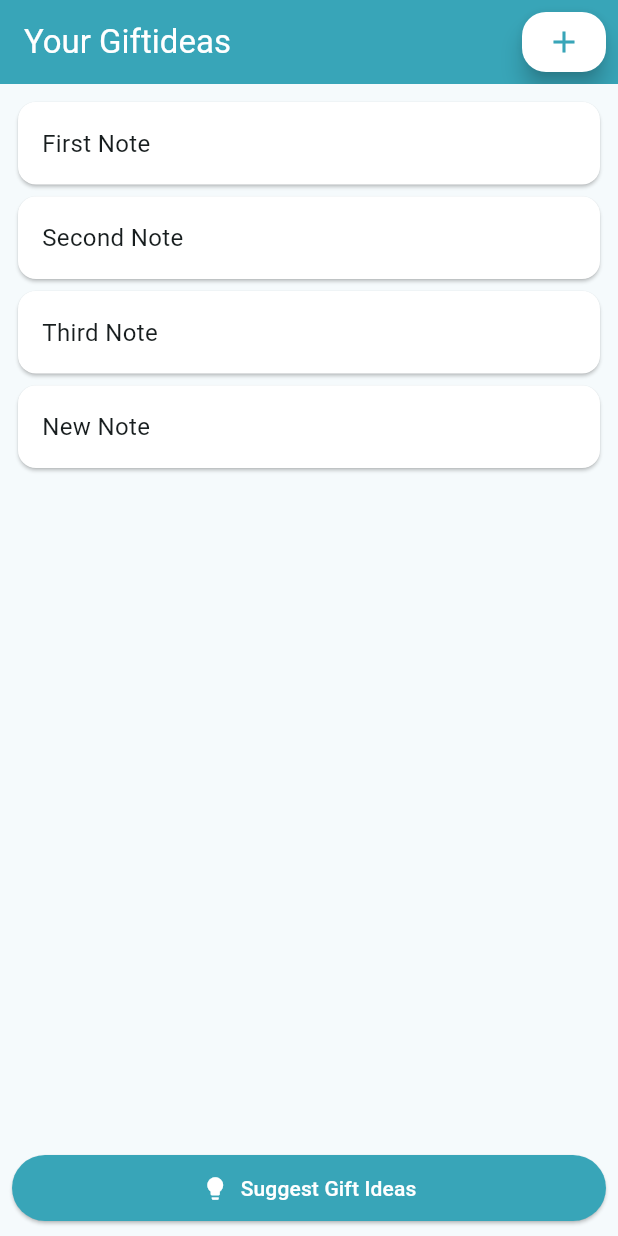
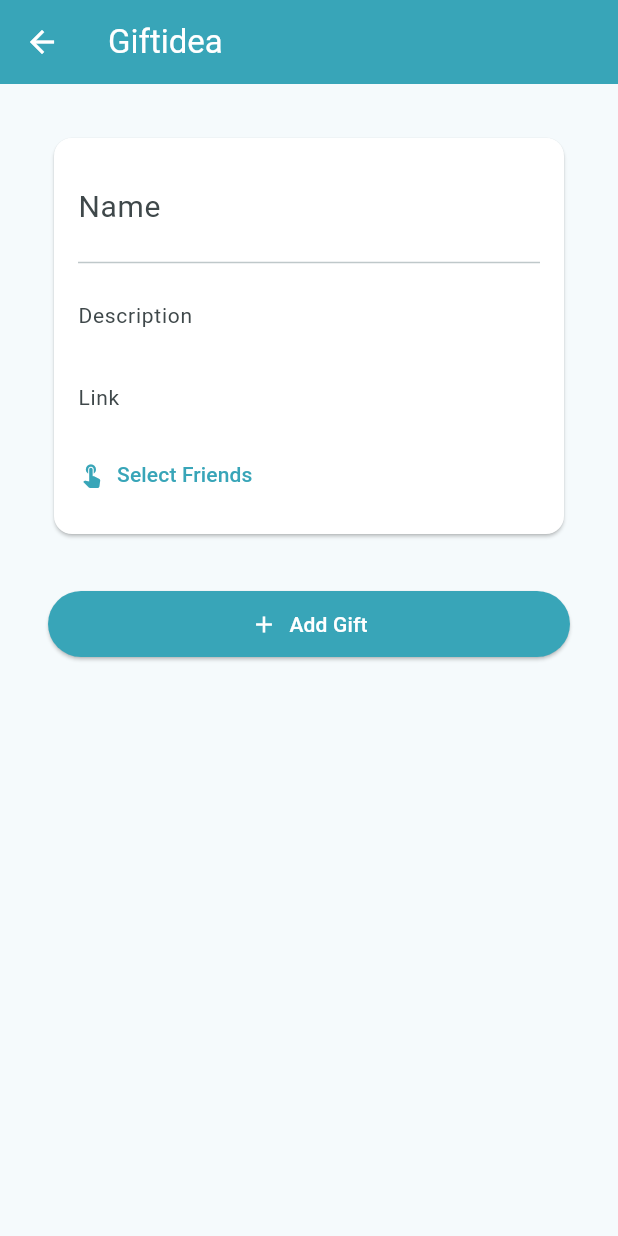
Before and after one commit to RobinKlim/birthday_planer, a Flutter app: the GiftListPage screen opened directly, after a tap on the "add" icon, on a phone screen of 412 x 824 dp. Run offline on Flutter 3.47's test engine with Material 3 defaults, Android fonts, the phone set to English and light mode, and no system bars.

Commit message:
add gift

```diff
--- a/lib/pages/gift_list_page.dart
+++ b/lib/pages/gift_list_page.dart
@@ -1,4 +1,5 @@
 import 'package:birthday_planer/pages/add_friend_page.dart';
+import 'package:birthday_planer/pages/gift_page.dart';
 import 'package:flutter/material.dart';
 import 'package:birthday_planer/widgets/friend_list_item.dart';
 import 'package:birthday_planer/models/friend.dart';
@@ -22,9 +23,10 @@ class _GiftListPageState extends State<GiftListPage> {
             padding: const EdgeInsets.all(8.0),
             child: FloatingActionButton(
               onPressed: () {
-                setState(() {
-                  notes.add('New Note');
-                });
+                Navigator.push(
+                  context,
+                  MaterialPageRoute(builder: (context) => GiftPage()),
+                );
               },
               backgroundColor: Theme.of(context).colorScheme.onPrimary,
               child:
@@ -57,7 +59,7 @@ class _GiftListPageState extends State<GiftListPage> {
               ),
               ElevatedButton(
                 onPressed: () {
-                  print('Friend added');
+                  print('Gift added');
                 },
                 child: SizedBox(
                   width: double.infinity,
--- /dev/null
+++ b/lib/pages/gift_page.dart
@@ -0,0 +1,157 @@
+import 'package:birthday_planer/pages/select_friends_page.dart';
+import 'package:flutter/material.dart';
+
+class GiftPage extends StatefulWidget {
+  @override
+  State<GiftPage> createState() => _GiftPageState();
+}
+
+class _GiftPageState extends State<GiftPage> {
+  List<String> selectedFriends = [];
+
+  List<String> friendsList = [
+    'Alice',
+    'Bob',
+    'Charlie',
+    'David',
+    'Emma',
+    'Frank',
+    'Grace',
+    'Hannah',
+    'Isaac',
+    'Jack',
+    'Katie',
+    'Liam',
+    'Mia',
+    'Nathan',
+    'Olivia',
+    'Paul',
+    'Quinn',
+    'Rachel',
+    'Sam',
+    'Tina',
+    'Uma',
+    'Victor',
+    'Wendy',
+    'Xander',
+    'Yasmin',
+    'Zachary'
+  ];
+
+  void _openSelectFriendsPage() async {
+    final result = await Navigator.push(
+      context,
+      MaterialPageRoute(
+        builder: (context) => SelectFriendsPage(availableFriends: friendsList),
+      ),
+    );
+
+    if (result != null && result is List<String>) {
+      setState(() {
+        selectedFriends = result;
+      });
+    }
+  }
+
+  @override
+  Widget build(BuildContext context) {
+    return Scaffold(
+      appBar: AppBar(
+        title: Text('Giftidea'),
+        backgroundColor: Theme.of(context).colorScheme.primary,
+        foregroundColor: Theme.of(context).colorScheme.onPrimary,
+      ),
+      body: Padding(
+        padding: const EdgeInsets.all(32.0),
+        child: Column(
+          children: [
+            Card(
+              color: Theme.of(context).colorScheme.onPrimary,
+              child: Padding(
+                padding: const EdgeInsets.all(16.0),
+                child: Column(
+                  crossAxisAlignment: CrossAxisAlignment.start,
+                  children: [
+                    TextField(
+                      decoration: InputDecoration(
+                        labelText: 'Name',
+                        labelStyle: TextStyle(
+                          fontSize: 20.0,
+                        ),
+                        border: InputBorder.none,
+                      ),
+                    ),
+                    Divider(),
+                    TextField(
+                      decoration: InputDecoration(
+                        labelText: 'Description',
+                        labelStyle: TextStyle(
+                          fontSize: 14.0,
+                        ),
+                        border: InputBorder.none,
+                      ),
+                    ),
+                    TextField(
+                      decoration: InputDecoration(
+                        labelText: 'Link',
+                        labelStyle: TextStyle(
+                          fontSize: 14.0,
+                        ),
+                        border: InputBorder.none,
+                      ),
+                    ),
+                    Wrap(
+                      alignment: WrapAlignment.start,
+                      spacing: 8.0,
+                      children: selectedFriends.map((friend) {
+                        return Chip(
+                          label: Text(friend),
+                          onDeleted: () {
+                            setState(() {
+                              selectedFriends.remove(friend);
+                            });
+                          },
+                        );
+                      }).toList(),
+                    ),
+                    TextButton(
+                      onPressed: _openSelectFriendsPage,
+                      style: TextButton.styleFrom(
+                        padding: EdgeInsets.zero,
+                      ),
+                      child: Row(
+                        mainAxisSize: MainAxisSize.min,
+                        children: [
+                          Icon(Icons.touch_app),
+                          SizedBox(width: 8),
+                          Text('Select Friends'),
+                        ],
+                      ),
+                    ),
+                  ],
+                ),
+              ),
+            ),
+            SizedBox(height: 32),
+            ElevatedButton(
+              onPressed: () {
+                print('Friend added');
+              },
+              child: SizedBox(
+                width: double.infinity,
+                child: Row(
+                  mainAxisAlignment: MainAxisAlignment.center,
+                  children: [
+                    Icon(Icons.add),
+                    SizedBox(width: 8),
+                    Text('Add Gift'),
+                  ],
+                ),
+              ),
+            ),
+          ],
+        ),
+      ),
+    );
+  }
+}
```
Also changed, not shown: lib/pages/select_friends_page.dart (added, +74 -0 lines).
